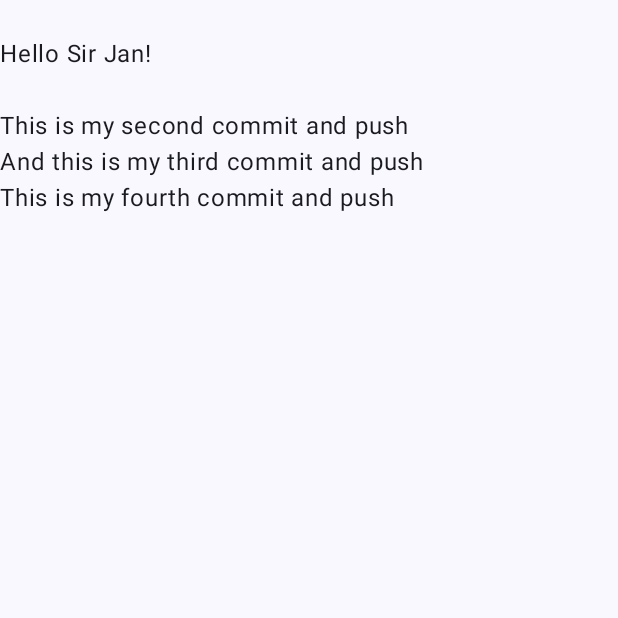
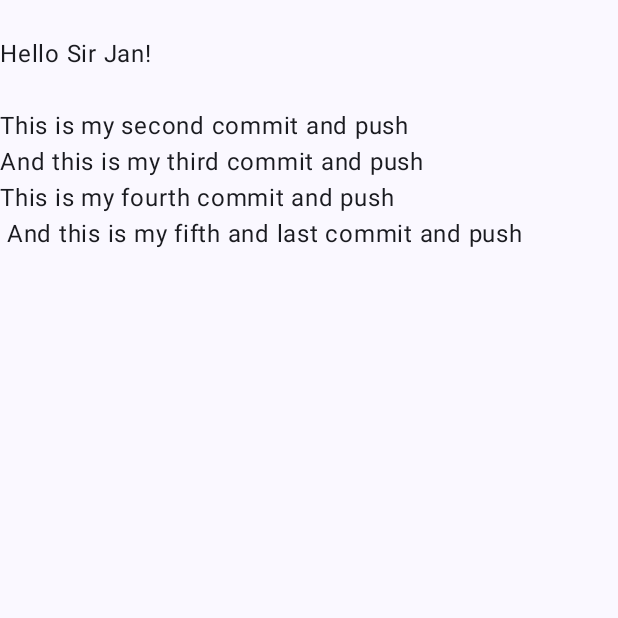
Before and after one commit to kateringerero/Katherine-Guerrero-block6-activity1, an Android app built with Jetpack Compose: the screen it shows after launch (MainActivity), on a phone screen of 412 x 824 dp, the top half of it. Run offline under Robolectric (Android 15) with nearby library versions, the phone set to English and light mode, and no system bars.

Commit message:
Fifth commit and push

```diff
--- a/app/src/main/java/com/guerrero/katherine/block6/p1/quiz/MainActivity.kt
+++ b/app/src/main/java/com/guerrero/katherine/block6/p1/quiz/MainActivity.kt
@@ -35,7 +35,8 @@ fun Greeting(name: String, modifier: Modifier = Modifier) {
         text = "\nHello $name!" +
                 "\n\nThis is my second commit and push" +
                 "\nAnd this is my third commit and push" +
-        "\nThis is my fourth commit and push",
+        "\nThis is my fourth commit and push" +
+                "\n And this is my fifth and last commit and push",
         modifier = modifier
     )
 }
```
